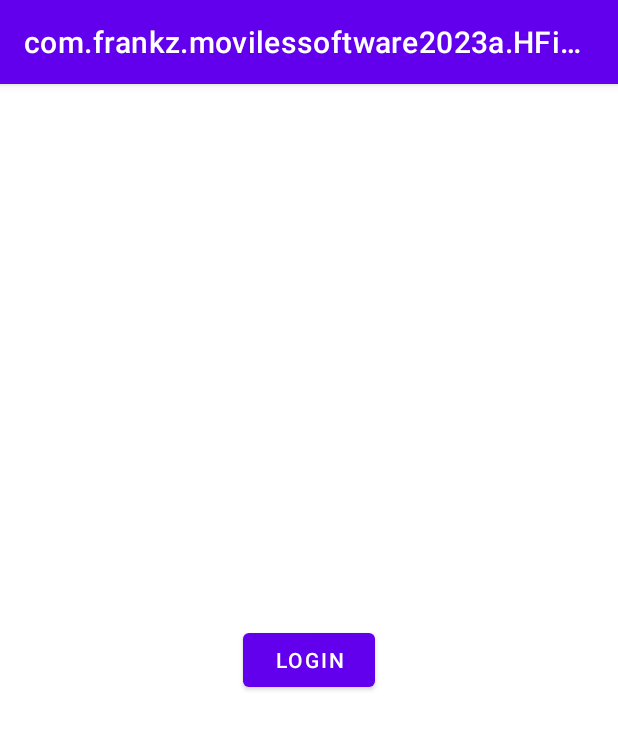
After one commit to 2023-a-moviles-software/alarcon-cando-frankz-lenin-mov-sof, an Android app: the HFirebaseUIAuth screen opened directly, with no data from a screen before it, on a phone screen of 412 x 824 dp. The commit adds this screen. Shown: the top 729 px of the screen. Run offline under Robolectric (Android 15) with nearby library versions, the phone set to English and light mode, and no system bars; libraries missing offline, so code that uses them is left out: com.firebase.ui.

```diff
--- a/01-Android/app/src/main/java/com/frankz/movilessoftware2023a/FRecyclerViewAdaptadorNombreCedula.kt
+++ b/01-Android/app/src/main/java/com/frankz/movilessoftware2023a/FRecyclerViewAdaptadorNombreCedula.kt
@@ -55,7 +55,7 @@ class FRecyclerViewAdaptadorNombreCedula (
         val entrenadorActual = this.lista[position]
         holder.nombreTextView.text = entrenadorActual.nombre
         holder.cedulaTextView.text = entrenadorActual.deescripcion
-        holder .accionBoton.text = "Like ${entrenadorActual.id}-${entrenadorActual.nombre}"
+        holder.accionBoton.text = "Like ${entrenadorActual.id}-${entrenadorActual.nombre}"
         holder.likesTextView.text = "0"
     }
 
--- /dev/null
+++ b/01-Android/app/src/main/java/com/frankz/movilessoftware2023a/HFirebaseUIAuth.kt
@@ -0,0 +1,48 @@
+package com.frankz.movilessoftware2023a
+
+import androidx.appcompat.app.AppCompatActivity
+import android.os.Bundle
+import android.view.View
+import android.widget.Button
+import com.firebase.ui.auth.FirebaseAuthUIActivityResultContract
+import com.firebase.ui.auth.IdpResponse
+import com.firebase.ui.auth.data.model.FirebaseAuthUIAuthenticationResult
+
+class HFirebaseUIAuth : AppCompatActivity() {
+
+    // callback del INTENT de LOGIN
+    private val respuestaLoginAuthUi = registerForActivityResult(
+        FirebaseAuthUIActivityResultContract()
+    ) {
+        res: FirebaseAuthUIAuthenticationResult ->
+            if (res.resultCode == RESULT_OK) {
+                if (res.idpResponse != null) {
+                    // Logica de negocio
+                    seLogeo(res.idpResponse!!)
+                }
+            }
+    }
+
+    fun seLogeo(res: IdpResponse) {
+        val btnLogin: Button = findViewById<Button>(R.id.btn_login_firebase)
+        val btnLogout = findViewById<Button>(R.id.btn_logout_firebase)
+
+        btnLogout.visibility = View.VISIBLE
+        btnLogin.visibility = View.INVISIBLE
+
+        if (res.isNewUser == true) {
+            registrarUsuarioPorPrimeraVez(res)
+        }
+    }
+
+    fun registrarUsuarioPorPrimeraVez(usuario: IdpResponse) {
+        /* usuario.email; usuario.phoneNumber; usuario.user.name */
+    }
+
+    override fun onCreate(savedInstanceState: Bundle?) {
+        super.onCreate(savedInstanceState)
+        setContentView(R.layout.activity_hfirebase_uiauth)
+    }
+
+
+}
--- /dev/null
+++ b/01-Android/app/src/main/res/layout/activity_hfirebase_uiauth.xml
@@ -0,0 +1,30 @@
+<?xml version="1.0" encoding="utf-8"?>
+<androidx.constraintlayout.widget.ConstraintLayout xmlns:android="http://schemas.android.com/apk/res/android"
+    xmlns:app="http://schemas.android.com/apk/res-auto"
+    xmlns:tools="http://schemas.android.com/tools"
+    android:layout_width="match_parent"
+    android:layout_height="match_parent"
+    tools:context=".HFirebaseUIAuth">
+
+    <Button
+        android:id="@+id/btn_login_firebase"
+        android:layout_width="wrap_content"
+        android:layout_height="wrap_content"
+        android:text="login"
+        app:layout_constraintBottom_toBottomOf="parent"
+        app:layout_constraintEnd_toEndOf="parent"
+        app:layout_constraintStart_toStartOf="parent"
+        app:layout_constraintTop_toTopOf="parent" />
+
+    <Button
+        android:id="@+id/btn_logout_firebase"
+        android:layout_width="wrap_content"
+        android:layout_height="wrap_content"
+        android:layout_marginBottom="64dp"
+        android:text="logout"
+        android:visibility="invisible"
+        app:layout_constraintBottom_toTopOf="@+id/btn_login_firebase"
+        app:layout_constraintEnd_toEndOf="@+id/btn_login_firebase"
+        app:layout_constraintHorizontal_bias="0.6"
+        app:layout_constraintStart_toStartOf="@+id/btn_login_firebase" />
+</androidx.constraintlayout.widget.ConstraintLayout>
--- a/01-Android/app/src/main/res/values/strings.xml
+++ b/01-Android/app/src/main/res/values/strings.xml
@@ -20,4 +20,5 @@
         <item>Jueves</item>
         <item>Viernes</item>
     </string-array>
+    <string name="title_activity_google_maps_inicio">GoogleMapsInicio</string>
 </resources>
--- a/01-Android/build.gradle
+++ b/01-Android/build.gradle
@@ -11,4 +11,5 @@ plugins {
     id 'com.android.application' version '7.3.1' apply false
     id 'com.android.library' version '7.3.1' apply false
     id 'org.jetbrains.kotlin.android' version '1.7.20' apply false
+    id 'com.google.android.libraries.mapsplatform.secrets-gradle-plugin' version '2.0.1' apply false
 }
```
Also changed, not shown: 01-Android/app/build.gradle (+9 -0 lines), 01-Android/app/src/main/AndroidManifest.xml (+36 -1 lines), 01-Android/app/src/main/java/com/frankz/movilessoftware2023a/GGoogleMaps.kt (added, +195 -0 lines), 01-Android/app/src/main/java/com/frankz/movilessoftware2023a/GoogleMapsInicio.kt (added, +48 -0 lines), 01-Android/app/src/main/java/com/frankz/movilessoftware2023a/MainActivity.kt (+17 -0 lines), 01-Android/app/src/main/res/layout/activity_ggoogle_maps.xml (added, +32 -0 lines), 01-Android/app/src/main/res/layout/activity_google_maps_inicio.xml (added, +9 -0 lines), 01-Android/app/src/main/res/layout/activity_main.xml (+22 -0 lines).
